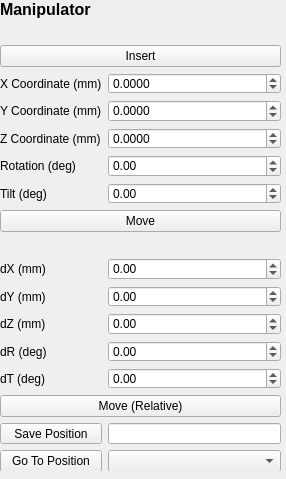
This is fibsem/ui/qtdesigner_files/FibsemManipulatorWidget.ui in DeMarcoLab/fibsem as Qt 5 draws it before an edit. The edited form follows.
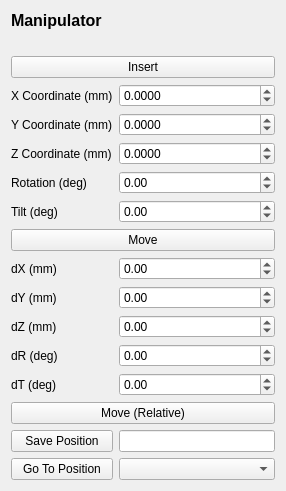
This is the edited form.

```diff
--- a/fibsem/ui/qtdesigner_files/FibsemManipulatorWidget.ui
+++ b/fibsem/ui/qtdesigner_files/FibsemManipulatorWidget.ui
@@ -7,69 +7,63 @@
     <x>0</x>
     <y>0</y>
     <width>286</width>
-    <height>479</height>
+    <height>489</height>
    </rect>
   </property>
   <property name="windowTitle">
    <string>Form</string>
   </property>
-  <widget class="QWidget" name="gridLayoutWidget">
-   <property name="geometry">
-    <rect>
-     <x>0</x>
-     <y>0</y>
-     <width>281</width>
-     <height>471</height>
-    </rect>
-   </property>
-   <layout class="QGridLayout" name="gridLayout">
-    <item row="10" column="2">
-     <widget class="QDoubleSpinBox" name="dX_spinbox">
-      <property name="minimum">
-       <double>-1000.000000000000000</double>
-      </property>
-      <property name="maximum">
-       <double>1000.000000000000000</double>
+  <layout class="QGridLayout" name="gridLayout_2">
+   <item row="7" column="0">
+    <widget class="QLabel" name="label_movement_stage_rotation">
+     <property name="text">
+      <string>Rotation (deg)</string>
       </property>
      </widget>
     </item>
-    <item row="7" column="1">
+   <item row="8" column="0">
      <widget class="QLabel" name="label_movement_stage_tilt">
       <property name="text">
        <string>Tilt (deg)</string>
       </property>
      </widget>
     </item>
-    <item row="10" column="1">
+   <item row="10" column="0">
      <widget class="QLabel" name="label">
       <property name="text">
        <string>dX (mm)</string>
       </property>
      </widget>
     </item>
-    <item row="6" column="1">
-     <widget class="QLabel" name="label_movement_stage_rotation">
+   <item row="15" column="0" colspan="2">
+    <widget class="QPushButton" name="moveRelative_button">
       <property name="text">
-       <string>Rotation (deg)</string>
+      <string>Move (Relative)</string>
       </property>
      </widget>
     </item>
-    <item row="2" column="1" colspan="2">
+   <item row="3" column="0" colspan="2">
      <widget class="QPushButton" name="insertManipulator_button">
       <property name="text">
        <string>Insert</string>
       </property>
      </widget>
     </item>
+   <item row="4" column="1">
+    <widget class="QDoubleSpinBox" name="xCoordinate_spinbox">
+     <property name="decimals">
+      <number>4</number>
+     </property>
+     <property name="minimum">
+      <double>-1000.000000000000000</double>
+     </property>
+     <property name="maximum">
+      <double>1000.000000000000000</double>
+     </property>
+    </widget>
+   </item>
     <item row="13" column="1">
-     <widget class="QLabel" name="label_4">
-      <property name="text">
-       <string>dR (deg)</string>
-      </property>
-     </widget>
-    </item>
-    <item row="14" column="2">
-     <widget class="QDoubleSpinBox" name="dT_spinbox">
+    <widget class="QDoubleSpinBox" name="dR_spinbox">
       <property name="minimum">
        <double>-365.000000000000000</double>
       </property>
@@ -79,157 +73,16 @@
      </widget>
     </item>
     <item row="17" column="1">
-     <widget class="QPushButton" name="goToPosition_button">
-      <property name="text">
-       <string>Go To Position</string>
-      </property>
-     </widget>
-    </item>
-    <item row="6" column="2">
-     <widget class="QDoubleSpinBox" name="rotationCoordinate_spinbox">
-      <property name="minimum">
-       <double>-360.000000000000000</double>
-      </property>
-      <property name="maximum">
-       <double>360.000000000000000</double>
-      </property>
-     </widget>
-    </item>
-    <item row="8" column="1" colspan="2">
-     <widget class="QPushButton" name="movetoposition_button">
-      <property name="text">
-       <string>Move</string>
-      </property>
-     </widget>
-    </item>
-    <item row="3" column="2">
-     <widget class="QDoubleSpinBox" name="xCoordinate_spinbox">
-      <property name="decimals">
-       <number>4</number>
-      </property>
-      <property name="minimum">
-       <double>-1000.000000000000000</double>
-      </property>
-      <property name="maximum">
-       <double>1000.000000000000000</double>
-      </property>
-     </widget>
-    </item>
-    <item row="3" column="1">
-     <widget class="QLabel" name="label_movement_stage_x">
-      <property name="text">
-       <string>X Coordinate (mm)</string>
-      </property>
-     </widget>
-    </item>
-    <item row="15" column="1" colspan="2">
-     <widget class="QPushButton" name="moveRelative_button">
-      <property name="text">
-       <string>Move (Relative)</string>
-      </property>
-     </widget>
-    </item>
-    <item row="4" column="1">
-     <widget class="QLabel" name="label_movement_stage_y">
-      <property name="text">
-       <string>Y Coordinate (mm)</string>
-      </property>
-     </widget>
-    </item>
-    <item row="4" column="2">
-     <widget class="QDoubleSpinBox" name="yCoordinate_spinbox">
-      <property name="decimals">
-       <number>4</number>
-      </property>
-      <property name="minimum">
-       <double>-1000.000000000000000</double>
-      </property>
-      <property name="maximum">
-       <double>1000.000000000000000</double>
-      </property>
-     </widget>
-    </item>
-    <item row="16" column="2">
-     <widget class="QLineEdit" name="savedPositionName_lineEdit"/>
-    </item>
-    <item row="5" column="1">
-     <widget class="QLabel" name="label_movement_stage_z">
-      <property name="text">
-       <string>Z Coordinate (mm)</string>
-      </property>
-     </widget>
-    </item>
-    <item row="5" column="2">
-     <widget class="QDoubleSpinBox" name="zCoordinate_spinbox">
-      <property name="decimals">
-       <number>4</number>
-      </property>
-      <property name="minimum">
-       <double>-1000.000000000000000</double>
-      </property>
-      <property name="maximum">
-       <double>1000.000000000000000</double>
-      </property>
-     </widget>
-    </item>
-    <item row="17" column="2">
      <widget class="QComboBox" name="savedPosition_combobox"/>
     </item>
-    <item row="16" column="1">
+   <item row="16" column="0">
      <widget class="QPushButton" name="addSavedPosition_button">
       <property name="text">
        <string>Save Position</string>
       </property>
      </widget>
     </item>
-    <item row="11" column="1">
-     <widget class="QLabel" name="label_2">
-      <property name="text">
-       <string>dY (mm)</string>
-      </property>
-     </widget>
-    </item>
-    <item row="9" column="1" colspan="2">
-     <spacer name="horizontalSpacer">
-      <property name="orientation">
-       <enum>Qt::Horizontal</enum>
-      </property>
-      <property name="sizeHint" stdset="0">
-       <size>
-        <width>40</width>
-        <height>20</height>
-       </size>
-      </property>
-     </spacer>
-    </item>
-    <item row="14" column="1">
-     <widget class="QLabel" name="label_5">
-      <property name="text">
-       <string>dT (deg)</string>
-      </property>
-     </widget>
-    </item>
-    <item row="12" column="2">
-     <widget class="QDoubleSpinBox" name="dZ_spinbox">
-      <property name="minimum">
-       <double>-1000.000000000000000</double>
-      </property>
-      <property name="maximum">
-       <double>1000.000000000000000</double>
-      </property>
-     </widget>
-    </item>
-    <item row="11" column="2">
-     <widget class="QDoubleSpinBox" name="dY_spinbox">
-      <property name="minimum">
-       <double>-1000.000000000000000</double>
-      </property>
-      <property name="maximum">
-       <double>1000.000000000000000</double>
-      </property>
-     </widget>
-    </item>
-    <item row="0" column="1" colspan="2">
+   <item row="0" column="0" colspan="2">
      <widget class="QLabel" name="label_title">
       <property name="font">
        <font>
@@ -243,14 +96,57 @@
       </property>
      </widget>
     </item>
-    <item row="12" column="1">
+   <item row="11" column="0">
+    <widget class="QLabel" name="label_2">
+     <property name="text">
+      <string>dY (mm)</string>
+     </property>
+    </widget>
+   </item>
+   <item row="7" column="1">
+    <widget class="QDoubleSpinBox" name="rotationCoordinate_spinbox">
+     <property name="minimum">
+      <double>-360.000000000000000</double>
+     </property>
+     <property name="maximum">
+      <double>360.000000000000000</double>
+     </property>
+    </widget>
+   </item>
+   <item row="12" column="0">
      <widget class="QLabel" name="label_3">
       <property name="text">
        <string>dZ (mm)</string>
       </property>
      </widget>
     </item>
-    <item row="7" column="2">
+   <item row="16" column="1">
+    <widget class="QLineEdit" name="savedPositionName_lineEdit"/>
+   </item>
+   <item row="5" column="1">
+    <widget class="QDoubleSpinBox" name="yCoordinate_spinbox">
+     <property name="decimals">
+      <number>4</number>
+     </property>
+     <property name="minimum">
+      <double>-1000.000000000000000</double>
+     </property>
+     <property name="maximum">
+      <double>1000.000000000000000</double>
+     </property>
+    </widget>
+   </item>
+   <item row="14" column="1">
+    <widget class="QDoubleSpinBox" name="dT_spinbox">
+     <property name="minimum">
+      <double>-365.000000000000000</double>
+     </property>
+     <property name="maximum">
+      <double>365.000000000000000</double>
+     </property>
+    </widget>
+   </item>
+   <item row="8" column="1">
      <widget class="QDoubleSpinBox" name="tiltCoordinate_spinbox">
       <property name="minimum">
        <double>-360.000000000000000</double>
@@ -260,25 +156,119 @@
       </property>
      </widget>
     </item>
-    <item row="13" column="2">
-     <widget class="QDoubleSpinBox" name="dR_spinbox">
+   <item row="11" column="1">
+    <widget class="QDoubleSpinBox" name="dY_spinbox">
       <property name="minimum">
-       <double>-365.000000000000000</double>
+      <double>-1000.000000000000000</double>
       </property>
       <property name="maximum">
-       <double>365.000000000000000</double>
+      <double>1000.000000000000000</double>
       </property>
      </widget>
     </item>
-    <item row="1" column="1" colspan="2">
+   <item row="13" column="0">
+    <widget class="QLabel" name="label_4">
+     <property name="text">
+      <string>dR (deg)</string>
+     </property>
+    </widget>
+   </item>
+   <item row="17" column="0">
+    <widget class="QPushButton" name="goToPosition_button">
+     <property name="text">
+      <string>Go To Position</string>
+     </property>
+    </widget>
+   </item>
+   <item row="6" column="1">
+    <widget class="QDoubleSpinBox" name="zCoordinate_spinbox">
+     <property name="decimals">
+      <number>4</number>
+     </property>
+     <property name="minimum">
+      <double>-1000.000000000000000</double>
+     </property>
+     <property name="maximum">
+      <double>1000.000000000000000</double>
+     </property>
+    </widget>
+   </item>
+   <item row="6" column="0">
+    <widget class="QLabel" name="label_movement_stage_z">
+     <property name="text">
+      <string>Z Coordinate (mm)</string>
+     </property>
+    </widget>
+   </item>
+   <item row="9" column="0" colspan="2">
+    <widget class="QPushButton" name="movetoposition_button">
+     <property name="text">
+      <string>Move</string>
+     </property>
+    </widget>
+   </item>
+   <item row="10" column="1">
+    <widget class="QDoubleSpinBox" name="dX_spinbox">
+     <property name="minimum">
+      <double>-1000.000000000000000</double>
+     </property>
+     <property name="maximum">
+      <double>1000.000000000000000</double>
+     </property>
+    </widget>
+   </item>
+   <item row="5" column="0">
+    <widget class="QLabel" name="label_movement_stage_y">
+     <property name="text">
+      <string>Y Coordinate (mm)</string>
+     </property>
+    </widget>
+   </item>
+   <item row="4" column="0">
+    <widget class="QLabel" name="label_movement_stage_x">
+     <property name="text">
+      <string>X Coordinate (mm)</string>
+     </property>
+    </widget>
+   </item>
+   <item row="12" column="1">
+    <widget class="QDoubleSpinBox" name="dZ_spinbox">
+     <property name="minimum">
+      <double>-1000.000000000000000</double>
+     </property>
+     <property name="maximum">
+      <double>1000.000000000000000</double>
+     </property>
+    </widget>
+   </item>
+   <item row="14" column="0">
+    <widget class="QLabel" name="label_5">
+     <property name="text">
+      <string>dT (deg)</string>
+     </property>
+    </widget>
+   </item>
+   <item row="2" column="0" colspan="2">
      <widget class="QLabel" name="manipulatorStatus_label">
       <property name="text">
        <string/>
       </property>
      </widget>
     </item>
-   </layout>
-  </widget>
+   <item row="18" column="0" colspan="2">
+    <spacer name="verticalSpacer">
+     <property name="orientation">
+      <enum>Qt::Vertical</enum>
+     </property>
+     <property name="sizeHint" stdset="0">
+      <size>
+       <width>20</width>
+       <height>40</height>
+      </size>
+     </property>
+    </spacer>
+   </item>
+  </layout>
  </widget>
  <resources/>
  <connections/>
```
Lines whose indentation alone changed are shown as unchanged.
